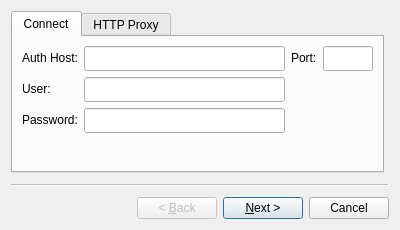
The window that gui/connectwizard.ui (matoom/frostbite) describes before a commit, drawn with Qt 5.
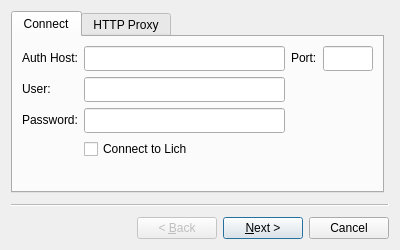
The same window after the commit. Icons and pictures are not drawn. Custom widgets are drawn as their Qt base class.

Commit message: script settings and lich integration

```diff
--- a/gui/connectwizard.ui
+++ b/gui/connectwizard.ui
@@ -7,7 +7,7 @@
     <x>0</x>
     <y>0</y>
     <width>400</width>
-    <height>230</height>
+    <height>250</height>
    </rect>
   </property>
   <property name="sizePolicy">
@@ -79,7 +79,7 @@
        <attribute name="title">
         <string>Connect</string>
        </attribute>
-       <layout class="QHBoxLayout" name="horizontalLayout_4">
+       <layout class="QVBoxLayout" name="verticalLayout_3">
         <item>
          <layout class="QVBoxLayout" name="verticalLayout_5">
           <item>
@@ -179,6 +179,13 @@
                 </property>
                </widget>
               </item>
+              <item row="3" column="1">
+               <widget class="QCheckBox" name="lichBox">
+                <property name="text">
+                 <string>Connect to Lich</string>
+                </property>
+               </widget>
+              </item>
              </layout>
             </item>
             <item>
@@ -486,7 +493,7 @@
    </layout>
   </widget>
   <widget class="WizardPage" name="wizardPage4">
-   <layout class="QVBoxLayout" name="verticalLayout_3">
+   <layout class="QVBoxLayout" name="verticalLayout">
     <item>
      <widget class="QLabel" name="finishLabel">
       <property name="text">
```
Left out of the diff: 13 changed lines with no effect on the pictures. The commit also changes 31 other files.
